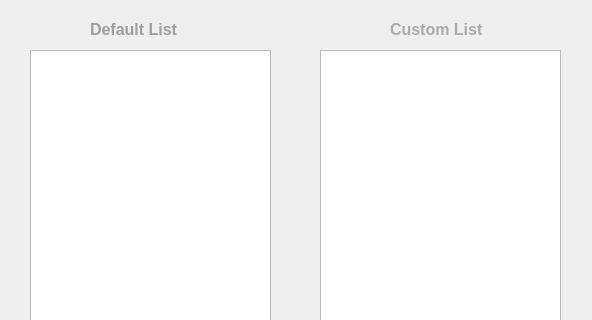
Before: the Qt Designer form VDATABASE/display.ui in DustinY/VILAN, drawn with Qt 5; both pictures show x 0 to 592 and y 0 to 320 of the 592 by 481 pixel window.
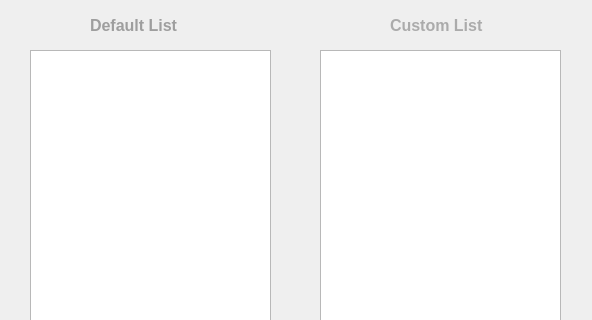
After: the same form once the commit is applied. Icons and pictures are not drawn.

Diff of the .ui file:
```diff
--- a/VDATABASE/display.ui
+++ b/VDATABASE/display.ui
@@ -53,9 +53,9 @@
    <property name="geometry">
     <rect>
      <x>90</x>
-     <y>20</y>
+     <y>15</y>
      <width>121</width>
-     <height>16</height>
+     <height>21</height>
     </rect>
    </property>
    <property name="font">
@@ -73,9 +73,9 @@
    <property name="geometry">
     <rect>
      <x>390</x>
-     <y>20</y>
+     <y>15</y>
      <width>121</width>
-     <height>16</height>
+     <height>21</height>
     </rect>
    </property>
    <property name="font">
```
Left out of the diff: 2 changed lines with no effect on the pictures.
